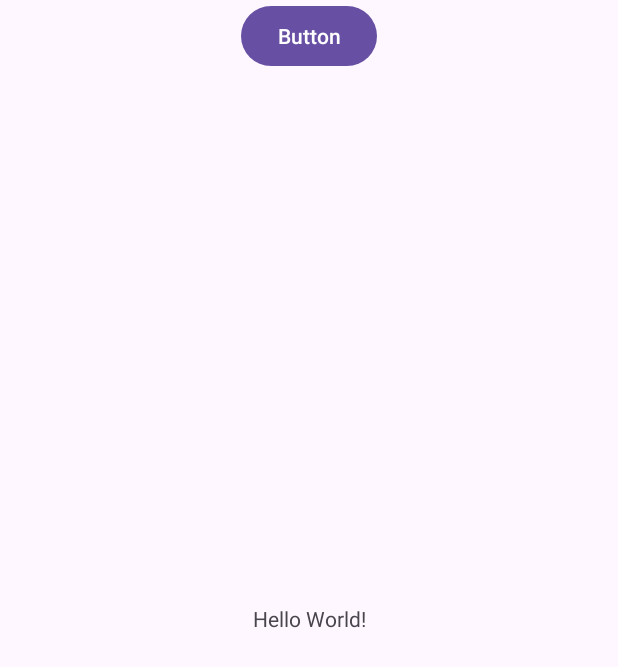
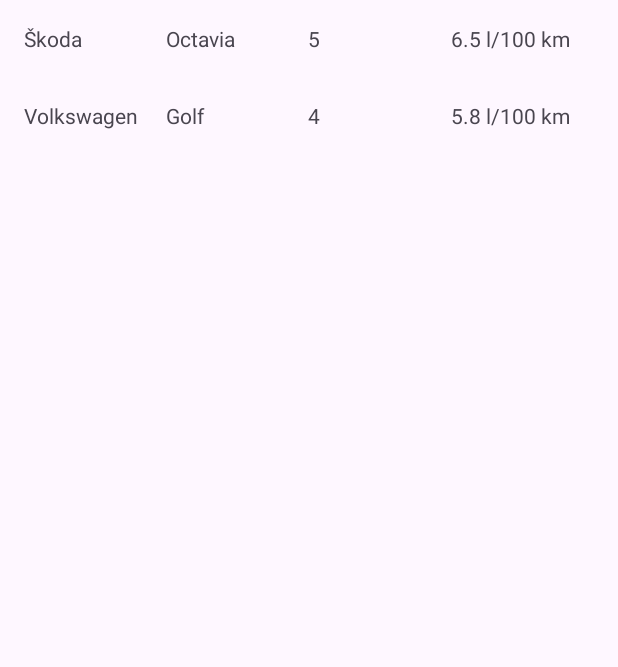
Before and after one commit to Palkitch/BMTA_Palka_Kodytek, an Android app: the screen it shows after launch (MainActivity), on a phone screen of 412 x 824 dp. Shown: the top 667 px of the screen. Run offline under Robolectric (Android 15) with nearby library versions, the phone set to English and light mode, and no system bars.

Commit message:
ADD návrh stránky pro výpis/úpravu aut

```diff
--- /dev/null
+++ b/app/src/main/java/com/example/bmta_palka_kodytek/AutoAdapter.kt
@@ -0,0 +1,51 @@
+// Soubor: AutoAdapter.kt
+package com.example.bmta_palka_kodytek.objects
+
+import android.view.LayoutInflater
+import android.view.View
+import android.view.ViewGroup
+import android.widget.TextView
+import androidx.recyclerview.widget.RecyclerView
+import com.example.bmta_palka_kodytek.R
+
+class AutoAdapter(private val autos: List<Auto>) :
+    RecyclerView.Adapter<AutoAdapter.AutoViewHolder>() {
+    interface OnItemClickListener {
+        fun onItemClick(auto: Auto)
+    }
+
+    private var itemClickListener: OnItemClickListener? = null
+
+    fun setOnItemClickListener(listener: OnItemClickListener) {
+        itemClickListener = listener
+    }
+
+    class AutoViewHolder(itemView: View) : RecyclerView.ViewHolder(itemView) {
+        val textViewBrand: TextView = itemView.findViewById(R.id.textViewBrand)
+        val textViewModel: TextView = itemView.findViewById(R.id.textViewModel)
+        val textViewSeats: TextView = itemView.findViewById(R.id.textViewSeats)
+        val textViewConsumption: TextView = itemView.findViewById(R.id.textViewConsumption)
+    }
+
+    override fun onCreateViewHolder(parent: ViewGroup, viewType: Int): AutoViewHolder {
+        val view = LayoutInflater.from(parent.context).inflate(R.layout.item_auto, parent, false)
+        return AutoViewHolder(view)
+    }
+
+    override fun onBindViewHolder(holder: AutoViewHolder, position: Int) {
+        val auto = autos[position]
+        holder.textViewBrand.text = auto.brand
+        holder.textViewModel.text = auto.model
+        holder.textViewSeats.text = auto.seats.toString()
+        holder.textViewConsumption.text = auto.consumption
+
+        holder.itemView.setOnClickListener {
+            itemClickListener?.onItemClick(auto)
+        }
+    }
+
+
+    override fun getItemCount(): Int {
+        return autos.size
+    }
+}
--- a/app/src/main/java/com/example/bmta_palka_kodytek/MainActivity.kt
+++ b/app/src/main/java/com/example/bmta_palka_kodytek/MainActivity.kt
@@ -2,20 +2,50 @@ package com.example.bmta_palka_kodytek
 
 import androidx.appcompat.app.AppCompatActivity
 import android.os.Bundle
-import android.widget.Button
-import android.widget.TextView
+import android.widget.Toast
+import androidx.recyclerview.widget.LinearLayoutManager
+import androidx.recyclerview.widget.RecyclerView
+import com.example.bmta_palka_kodytek.objects.Auto
+import com.example.bmta_palka_kodytek.objects.AutoAdapter
 
 class MainActivity : AppCompatActivity() {
+
     override fun onCreate(savedInstanceState: Bundle?) {
         super.onCreate(savedInstanceState)
-        setContentView(R.layout.activity_main)
+        setContentView(R.layout.cars)
 
-        val myButton: Button = findViewById(R.id.btn)
-        val text: TextView = findViewById(R.id.textField)
-        myButton.setOnClickListener {
-            // Your code to handle button click goes here
-            // For example, you can show a toast message
-            text.text = "Ahoj"
-        }
+        val recyclerView: RecyclerView = findViewById(R.id.recyclerView)
+        recyclerView.layoutManager = LinearLayoutManager(this)
+
+        val autos = listOf(
+            Auto().apply {
+                brand = "Škoda"
+                model = "Octavia"
+                seats = 5
+                consumption = "6.5 l/100 km"
+            },
+            Auto().apply {
+                brand = "Volkswagen"
+                model = "Golf"
+                seats = 4
+                consumption = "5.8 l/100 km"
+            }
+            // Přidej další auta podle potřeby
+        )
+
+        val adapter = AutoAdapter(autos)
+        recyclerView.adapter = adapter
+
+        // Přidej posluchače kliknutí
+        adapter.setOnItemClickListener(object : AutoAdapter.OnItemClickListener {
+            override fun onItemClick(auto: Auto) {
+                // Zpracuj kliknutí na auto
+                Toast.makeText(
+                    this@MainActivity,
+                    "Kliknuto na auto: ${auto.brand} ${auto.model}",
+                    Toast.LENGTH_SHORT
+                ).show()
+            }
+        })
     }
 }
--- /dev/null
+++ b/app/src/main/java/com/example/bmta_palka_kodytek/objects/Auto.kt
@@ -0,0 +1,9 @@
+// Soubor: Auto.kt
+package com.example.bmta_palka_kodytek.objects
+
+class Auto {
+    var brand: String = ""
+    var model: String = ""
+    var seats: Int = 0
+    var consumption: String = ""
+}
--- /dev/null
+++ b/app/src/main/res/layout/cars.xml
@@ -0,0 +1,11 @@
+<?xml version="1.0" encoding="utf-8"?>
+<androidx.constraintlayout.widget.ConstraintLayout xmlns:android="http://schemas.android.com/apk/res/android"
+    android:layout_width="match_parent"
+    android:layout_height="match_parent">
+
+    <androidx.recyclerview.widget.RecyclerView
+        android:id="@+id/recyclerView"
+        android:layout_width="match_parent"
+        android:layout_height="match_parent"/>
+
+</androidx.constraintlayout.widget.ConstraintLayout>
--- /dev/null
+++ b/app/src/main/res/layout/item_auto.xml
@@ -0,0 +1,36 @@
+<?xml version="1.0" encoding="utf-8"?>
+<LinearLayout xmlns:android="http://schemas.android.com/apk/res/android"
+    android:layout_width="match_parent"
+    android:layout_height="wrap_content"
+    android:orientation="horizontal"
+    android:padding="16dp">
+
+    <TextView
+        android:id="@+id/textViewBrand"
+        android:layout_width="0dp"
+        android:layout_weight="1"
+        android:layout_height="wrap_content"
+        android:text="Značka" />
+
+    <TextView
+        android:id="@+id/textViewModel"
+        android:layout_width="0dp"
+        android:layout_weight="1"
+        android:layout_height="wrap_content"
+        android:text="Typ" />
+
+    <TextView
+        android:id="@+id/textViewSeats"
+        android:layout_width="0dp"
+        android:layout_weight="1"
+        android:layout_height="wrap_content"
+        android:text="Počet míst" />
+
+    <TextView
+        android:id="@+id/textViewConsumption"
+        android:layout_width="0dp"
+        android:layout_weight="1"
+        android:layout_height="wrap_content"
+        android:text="Spotřeba" />
+
+</LinearLayout>
```
